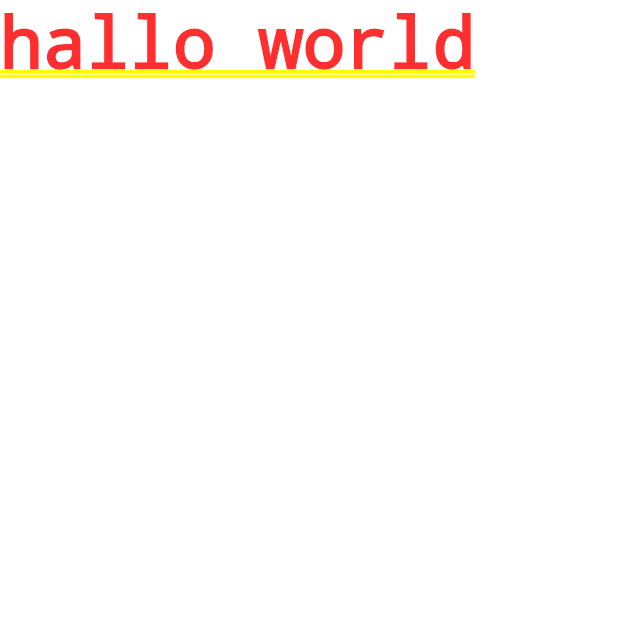
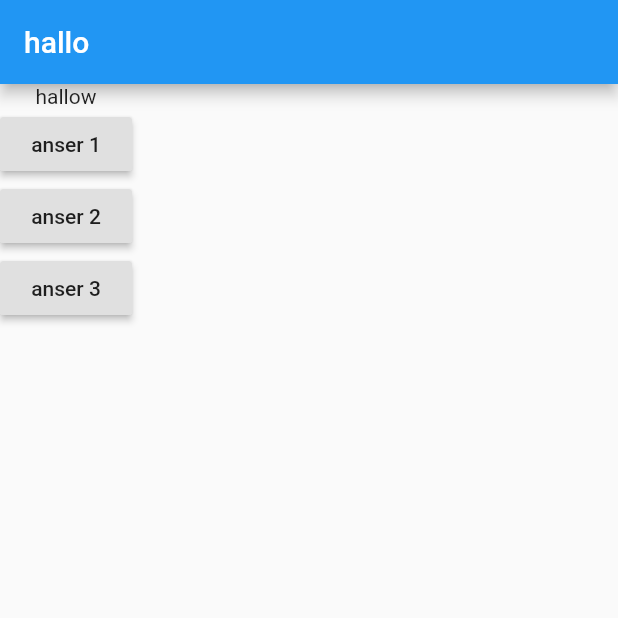
Before and after one commit to aridwi27/flutter_learn_1, a Flutter app: the screen it shows after launch, on a phone screen of 412 x 824 dp, the top half of it. Run offline on Flutter 3.47's test engine with Material 2 defaults, Android fonts, the phone set to English and light mode, and no system bars.

Commit message:
seaction 2 number 34

```diff
--- a/lib/main.dart
+++ b/lib/main.dart
@@ -5,9 +5,36 @@ void main() {
 }
 
 class MyApp extends StatelessWidget {
+  void answerQuestion() {
+    print('this is the answer');
+  }
+
+  @override
   Widget build(BuildContext context) {
     return MaterialApp(
-      home: Text('hallo world'),
-    );
+        home: Scaffold(
+            appBar: AppBar(
+              title: Text('hallo'),
+            ),
+            body: Column(
+              children: [
+                Text('hallow'),
+                RaisedButton(
+                  child: Text('anser 1'),
+                  onPressed: answerQuestion,
+                ),
+                RaisedButton(
+                  child: Text('anser 2'),
+                  onPressed: () => print('button 2'),
+                ),
+                RaisedButton(
+                  child: Text('anser 3'),
+                  onPressed: () {
+                    print('button 3');
+                    print('answer 3');
+                  },
+                ),
+              ],
+            )));
   }
 }
```
